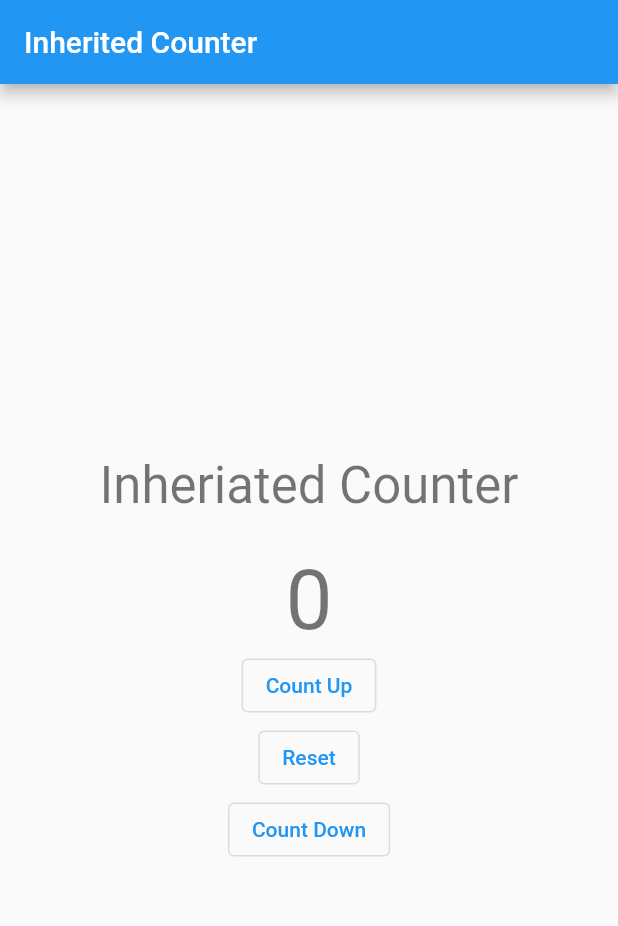
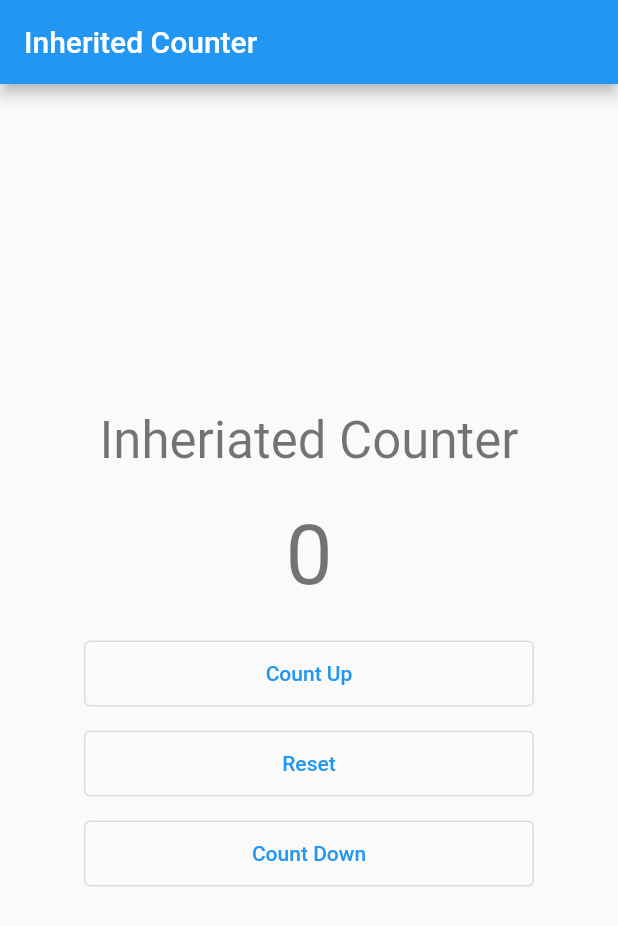
Before and after one commit to minlwin/flutter-codelab-202207, a Flutter app: the screen it shows after launch, on a phone screen of 412 x 824 dp. Shown: the top 926 px of the screen. Run offline on Flutter 3.47's test engine with Material 2 defaults, Android fonts, the phone set to English and light mode, and no system bars.

Commit message:
Update Counter Button Size

```diff
--- a/inherited/lib/counter.app.dart
+++ b/inherited/lib/counter.app.dart
@@ -23,18 +23,39 @@ class _CounterAppState extends State<CounterApp> {
         body: Column(
           mainAxisAlignment: MainAxisAlignment.center,
           children: [
-            CounterSate(count, child: const CounterView()),
-            OutlinedButton(
+            CounterSate(
+              count,
+              child: const Padding(
+                padding: EdgeInsets.only(bottom: 24),
+                child: CounterView(),
+              ),
+            ),
+            Container(
+              padding: const EdgeInsets.only(bottom: 16),
+              width: 300,
+              height: 60,
+              child: OutlinedButton(
                 onPressed: countUp,
                 child: const Text("Count Up"),
               ),
-            OutlinedButton(
+            ),
+            Container(
+              padding: const EdgeInsets.only(bottom: 16),
+              width: 300,
+              height: 60,
+              child: OutlinedButton(
                 onPressed: reset,
                 child: const Text("Reset"),
               ),
-            OutlinedButton(
+            ),
+            Container(
+              padding: const EdgeInsets.only(bottom: 16),
+              width: 300,
+              height: 60,
+              child: OutlinedButton(
                 onPressed: countDown,
                 child: const Text("Count Down"),
+              ),
             ),
           ],
         ),
```
Lines whose indentation alone changed are shown as unchanged.
